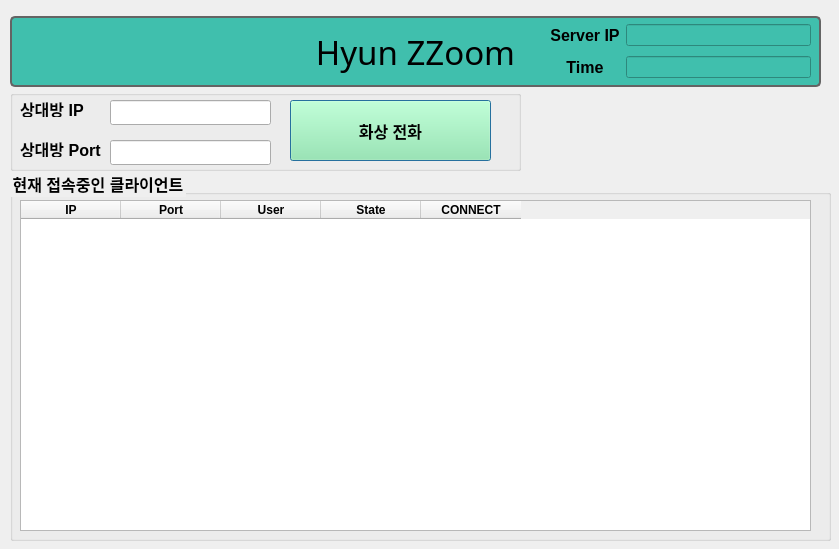
First picture: the form in src/dl_final/client.ui, repository addinedu-ros-4th/deeplearning-repo-5, before the edit.
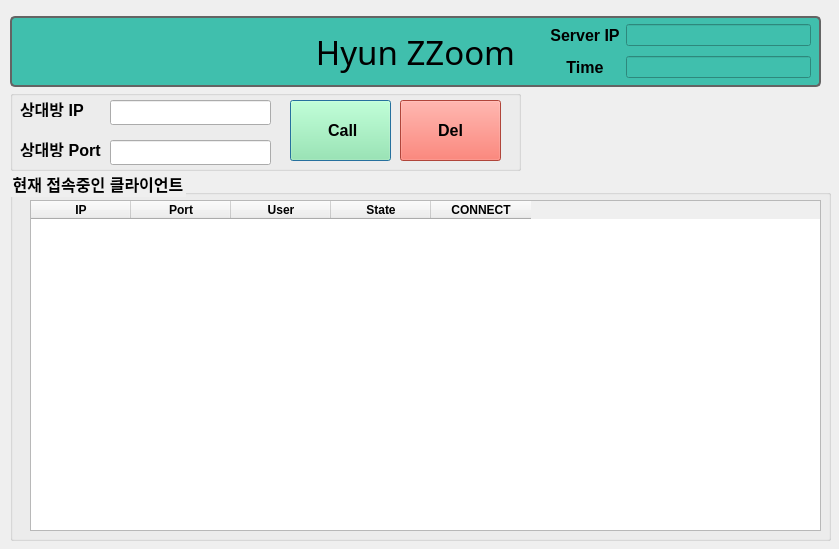
Second picture: the form after the edit. Icons and pictures are not drawn.

What changed in the file:
```diff
--- a/src/dl_final/client.ui
+++ b/src/dl_final/client.ui
@@ -39,7 +39,7 @@
    <widget class="QTableWidget" name="tableWidget">
     <property name="geometry">
      <rect>
-      <x>10</x>
+      <x>20</x>
       <y>30</y>
       <width>791</width>
       <height>331</height>
@@ -158,7 +158,7 @@
      <rect>
       <x>280</x>
       <y>10</y>
-      <width>201</width>
+      <width>101</width>
       <height>61</height>
      </rect>
     </property>
@@ -175,7 +175,7 @@
 </string>
     </property>
     <property name="text">
-     <string> 화상 전화 </string>
+     <string> Call</string>
     </property>
     <property name="icon">
      <iconset>
@@ -229,6 +229,41 @@
      <string>상대방 Port</string>
     </property>
    </widget>
+   <widget class="QPushButton" name="delButton">
+    <property name="geometry">
+     <rect>
+      <x>390</x>
+      <y>10</y>
+      <width>101</width>
+      <height>61</height>
+     </rect>
+    </property>
+    <property name="font">
+     <font>
+      <pointsize>12</pointsize>
+      <weight>75</weight>
+      <bold>true</bold>
+     </font>
+    </property>
+    <property name="styleSheet">
+     <string notr="true">background-color: rgb(246, 97, 81);
+font-weight: bold;
+</string>
+    </property>
+    <property name="text">
+     <string>Del</string>
+    </property>
+    <property name="icon">
+     <iconset>
+      <normaloff>facechatui_data/icons/backspace_FILL0_wght400_GRAD0_opsz24.svg</normaloff>facechatui_data/icons/backspace_FILL0_wght400_GRAD0_opsz24.svg</iconset>
+    </property>
+    <property name="iconSize">
+     <size>
+      <width>30</width>
+      <height>30</height>
+     </size>
+    </property>
+   </widget>
   </widget>
   <widget class="QLabel" name="labelMark">
    <property name="geometry">
@@ -275,7 +310,7 @@
     <set>Qt::AlignCenter</set>
    </property>
   </widget>
-  <widget class="QWidget" name="">
+  <widget class="QWidget" name="layoutWidget">
    <property name="geometry">
     <rect>
      <x>550</x>
```
Left out of the diff: 2 changed lines with no effect on the pictures.
